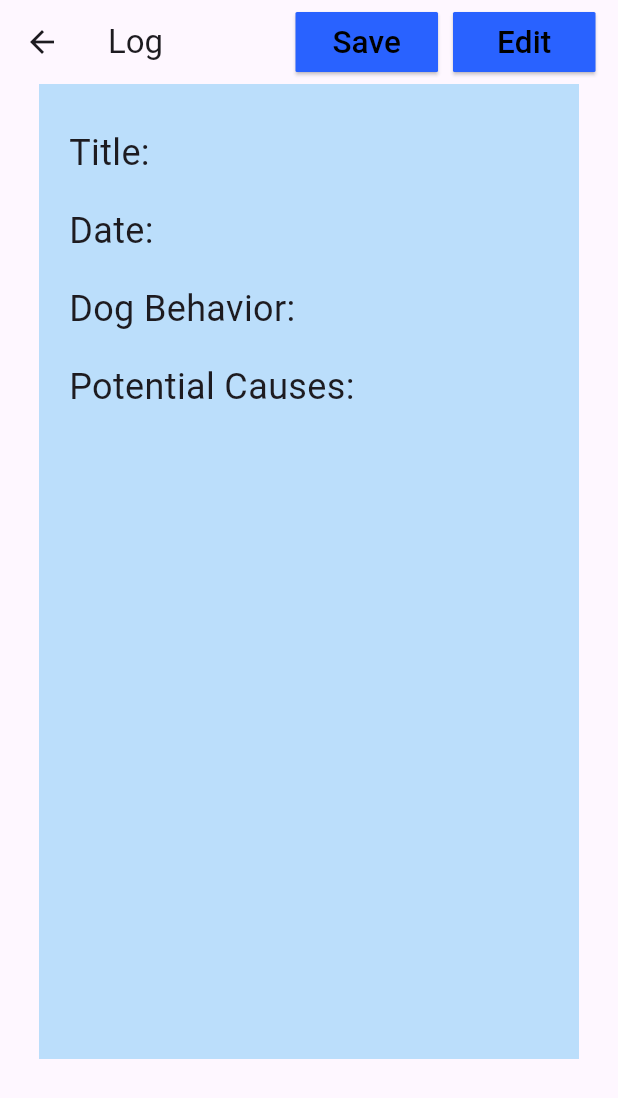
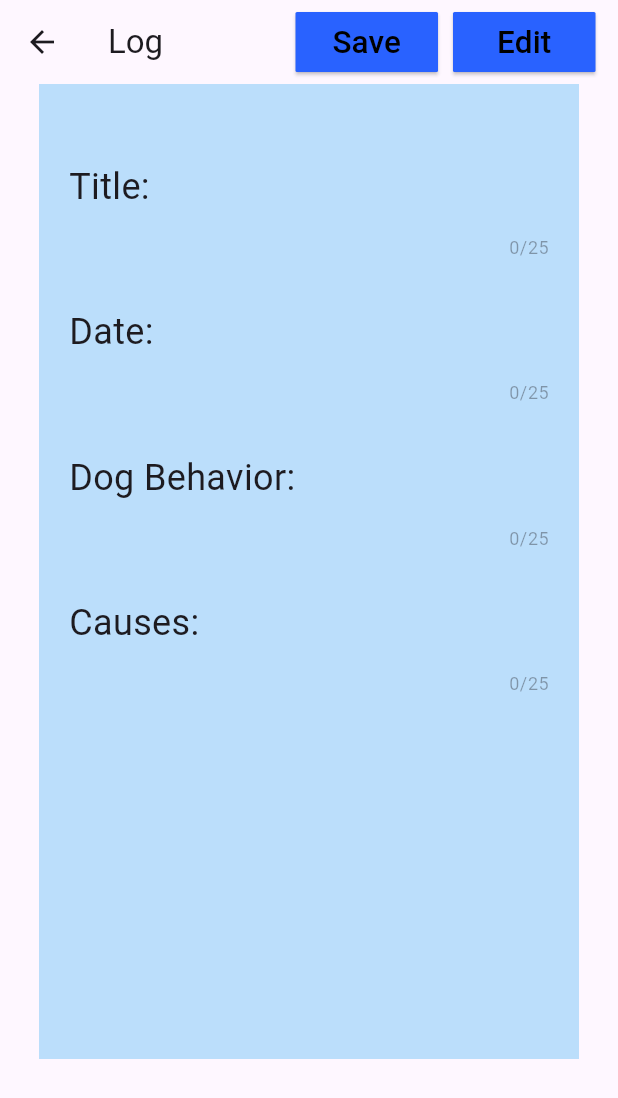
Before and after one commit to YvetteCarlos/CS4750_FinalProject, a Flutter app: the NoteView screen opened directly with empty values, on a phone screen of 412 x 824 dp. Shown: the top 1098 px of the screen. Run offline on Flutter 3.47's test engine with Material 3 defaults, Android fonts, the phone set to English and light mode, and no system bars; our stand-ins replace shared_preferences; accounts and stored records are empty.

Commit message:
made some final tweaks

```diff
--- a/lib/widgets/note_view.dart
+++ b/lib/widgets/note_view.dart
@@ -144,6 +144,8 @@ class NoteView extends StatefulWidget {
                         ),
                       ),
                          Expanded(
+                          child: Container(
+                            margin: const EdgeInsets.only(top:25.0),
                             child: TextFormField(
                               controller: _titleController,
                               style: const TextStyle(
@@ -152,7 +154,9 @@ class NoteView extends StatefulWidget {
                               decoration: const InputDecoration(
                                 border: InputBorder.none,
                               ),
+                              maxLength: 25,
                               enabled: _isEditing,
+                            ),
                           ),
                         ),
                     ],
@@ -166,6 +170,8 @@ class NoteView extends StatefulWidget {
                         ),
                       ),
                       Expanded(
+                        child: Container(
+                          margin: const EdgeInsets.only(top:25.0),
                           child: TextFormField(
                             controller: _dateController,
                             style: const TextStyle(
@@ -174,7 +180,9 @@ class NoteView extends StatefulWidget {
                             decoration: const InputDecoration(
                               border: InputBorder.none,
                             ),
+                            maxLength: 25,
                               enabled: _isEditing,
+                          ),
                         ),
                       ),
                     ],
@@ -188,6 +196,8 @@ class NoteView extends StatefulWidget {
                         ),
                       ),
                       Expanded(
+                        child: Container(
+                          margin: const EdgeInsets.only(top:25.0),
                           child: TextFormField(
                             controller: _dogController,
                             style: const TextStyle(
@@ -196,7 +206,9 @@ class NoteView extends StatefulWidget {
                             decoration: const InputDecoration(
                               border: InputBorder.none,
                             ),
+                            maxLength: 25,
                             enabled: _isEditing,
+                          ),
                         ),
                       ),
                     ],
@@ -204,12 +216,14 @@ class NoteView extends StatefulWidget {
                   Row(
                     children: [
                       const Text(
-                        'Potential Causes:',
+                        'Causes:',
                         style: TextStyle(
                           fontSize: 24,
                         ),
                       ),
                       Expanded(
+                        child: Container(
+                          margin: const EdgeInsets.only(top:25.0),
                           child: TextFormField(
                             controller: _potController,
                             style: const TextStyle(
@@ -218,7 +232,9 @@ class NoteView extends StatefulWidget {
                             decoration: const InputDecoration(
                               border: InputBorder.none,
                             ),
+                            maxLength: 25,
                             enabled: _isEditing,
+                          ),
                         ),
                       ),
                     ],
```
Lines whose indentation alone changed are shown as unchanged.
